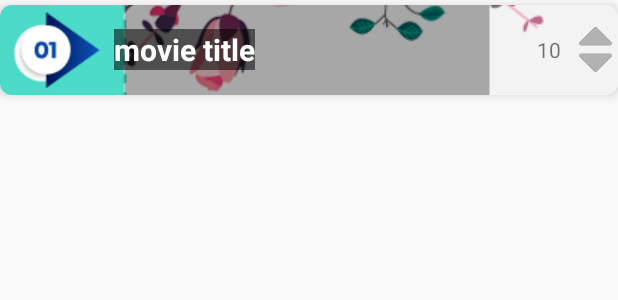
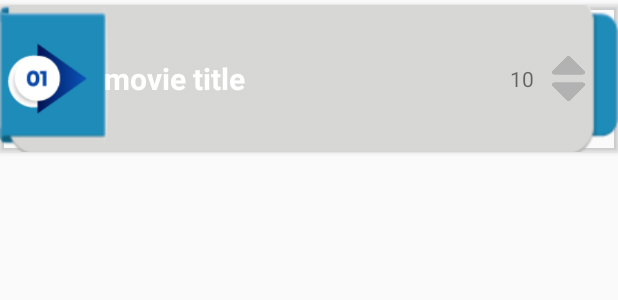
Before and after one commit to newsigner/Remaking, an Android app: the layout list_item.xml on its own in the app's theme, with its tools: preview values and no code run, on a phone screen of 412 x 824 dp. Shown: the top 300 px of the screen. Run offline under Robolectric (Android 15) with nearby library versions, the phone set to English and light mode, and no system bars.

Commit message:
Up Data Ver-1.2
List Image UpData

```diff
--- a/app/src/main/res/layout/list_item.xml
+++ b/app/src/main/res/layout/list_item.xml
@@ -1,10 +1,8 @@
 <?xml version="1.0" encoding="utf-8"?>
 <androidx.cardview.widget.CardView xmlns:android="http://schemas.android.com/apk/res/android"
-    android:layout_width="match_parent"
-    android:layout_height="60dp"
-    xmlns:app="http://schemas.android.com/apk/res-auto"
-    app:cardCornerRadius="8dp"
-    app:cardElevation="4dp"
+    android:layout_width="wrap_content"
+    android:layout_height="wrap_content"
+    android:backgroundTint="#00FFFFFF"
     android:layout_marginVertical="3dp">
 
     <ImageView
@@ -12,20 +10,20 @@
         android:layout_height="match_parent"
         android:src="@drawable/ticket"
         android:tint="#11000000"
-        android:scaleType="center"/>
+        android:scaleType="centerCrop"/>
 
     <RelativeLayout
         android:layout_width="match_parent"
         android:layout_height="match_parent">
 
         <ImageView
-            android:layout_width="60dp"
-            android:layout_height="60dp"
+            android:layout_width="55dp"
+            android:layout_height="55dp"
             android:id="@+id/rank"
             android:src="@drawable/one"
             android:gravity="center"
             android:layout_centerVertical="true"
-            android:layout_marginHorizontal="8dp"/>
+            android:layout_marginHorizontal="4dp"/>
 
         <TextView
             android:layout_width="wrap_content"
@@ -35,9 +33,10 @@
             android:textSize="20sp"
             android:textStyle="bold"
             android:textColor="#ffffff"
-            android:background="#88000000"
             android:layout_centerVertical="true"
-            android:layout_toRightOf="@id/rank"/>
+            android:layout_toRightOf="@id/rank"
+            android:layout_toLeftOf="@+id/audiChange"
+            android:layout_marginLeft="6dp"/>
 
         <TextView
             android:layout_width="wrap_content"
@@ -55,6 +54,7 @@
             android:src="@drawable/equals"
             android:layout_centerVertical="true"
             android:layout_alignParentRight="true"
+            android:layout_marginRight="18dp"
             android:id="@+id/audiImg"/>
 
     </RelativeLayout>
```
Also changed, not shown: app/src/main/res/drawable/ticket.png.
